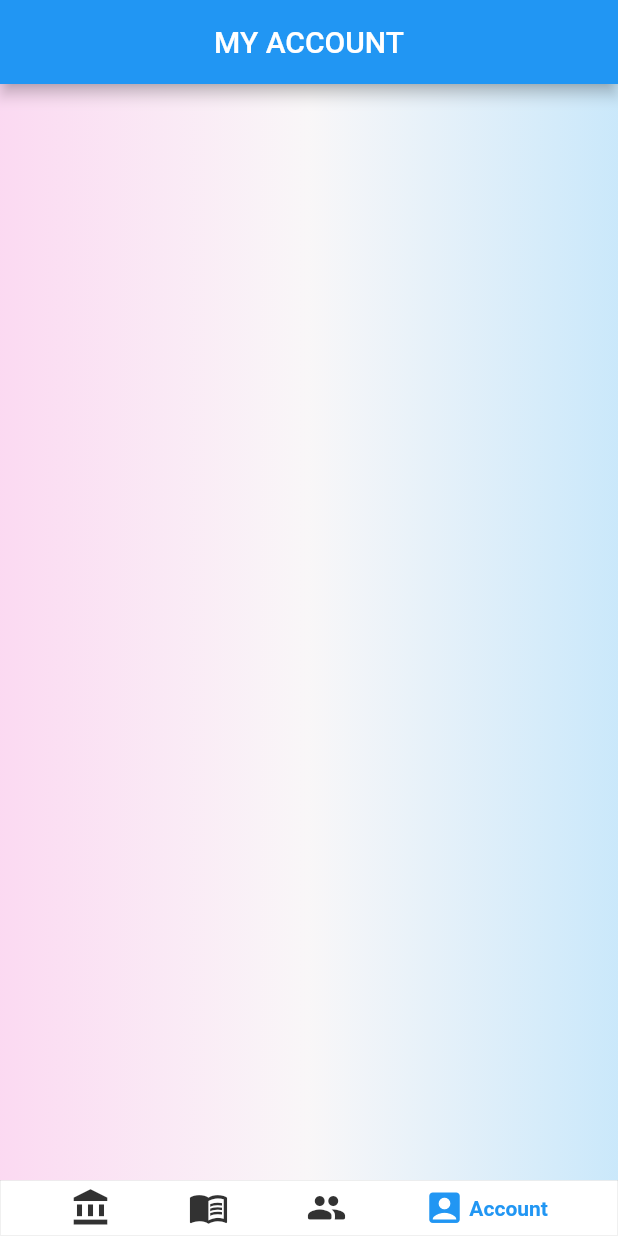
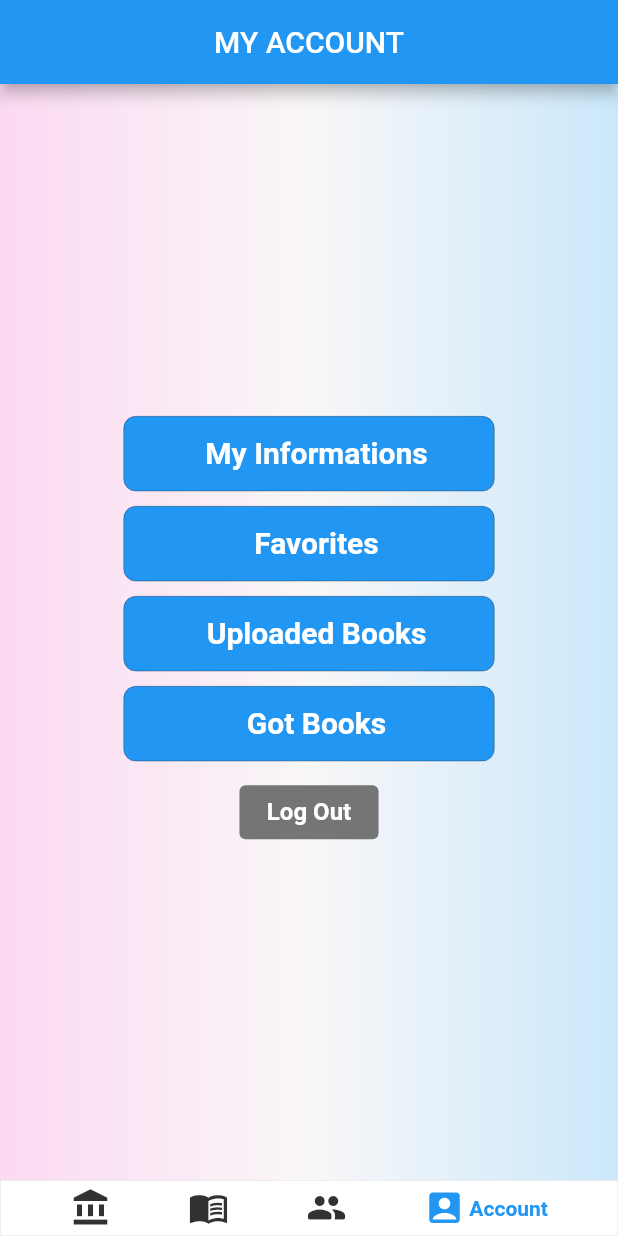
Before and after one commit to GTU-Ghostbusters/shelf_mobil_frontend, a Flutter app: the screen it shows after launch, item 4 of the bottom bar chosen, on a phone screen of 412 x 824 dp. Run offline on Flutter 3.47's test engine with Material 2 defaults, Android fonts, the phone set to English and light mode, and no system bars; drawn by our look-alikes of google_nav_bar; our stand-ins replace dotted_border, email_validator, image_picker, scroll_snap_list, toggle_switch; missing offline and left inert: wc_form_validators.

Commit message:
Added contents of My Account to AccountPage

```diff
--- a/lib/pages/account_page.dart
+++ b/lib/pages/account_page.dart
@@ -5,6 +5,13 @@ import 'signup_page.dart';
 
 class AccountPage extends StatefulWidget {
   const AccountPage({super.key});
+
+  static void changeLog() {
+    _AccountPageState.isLogged
+        ? _AccountPageState.isLogged = false
+        : _AccountPageState.isLogged = true;
+  }
+
   static bool isUserLogged() {
     return _AccountPageState.isLogged;
   }
@@ -19,10 +26,10 @@ class _AccountPageState extends State<AccountPage> {
   Widget build(BuildContext context) {
     return Scaffold(
       appBar: AppBar(
-          title: isLogged
-              ? const Text("MY ACCOUNT")
-              : const Text("USER MANAGMENT"),
-          centerTitle: true),
+        title:
+            isLogged ? const Text("MY ACCOUNT") : const Text("USER MANAGEMENT"),
+        centerTitle: true,
+      ),
       body: Container(
         padding: const EdgeInsets.all(10),
         decoration: const BoxDecoration(
@@ -35,10 +42,93 @@ class _AccountPageState extends State<AccountPage> {
             ],
           ),
         ),
-        child: Center(
-          child: isLogged
-              ? Column()
-              : Column(
+        child: isLogged
+            ? Center(
+                child: Column(
+                  mainAxisAlignment: MainAxisAlignment.center,
+                  children: [
+                    const SizedBox(height: 20),
+                    container(
+                      50,
+                      MediaQuery.of(context).size.width * 0.6,
+                      TextButton(
+                        onPressed: () {},
+                        child: const Text(
+                          "My Informations",
+                          style: TextStyle(
+                              color: Colors.white,
+                              fontSize: 20,
+                              fontWeight: FontWeight.w700),
+                        ),
+                      ),
+                    ),
+                    const SizedBox(height: 10),
+                    container(
+                      50,
+                      MediaQuery.of(context).size.width * 0.6,
+                      TextButton(
+                        onPressed: () {},
+                        child: const Text(
+                          "Favorites",
+                          style: TextStyle(
+                              color: Colors.white,
+                              fontSize: 20,
+                              fontWeight: FontWeight.w700),
+                        ),
+                      ),
+                    ),
+                    const SizedBox(height: 10),
+                    container(
+                      50,
+                      MediaQuery.of(context).size.width * 0.6,
+                      TextButton(
+                        onPressed: () {},
+                        child: const Text(
+                          "Uploaded Books",
+                          style: TextStyle(
+                              color: Colors.white,
+                              fontSize: 20,
+                              fontWeight: FontWeight.w700),
+                        ),
+                      ),
+                    ),
+                    const SizedBox(height: 10),
+                    container(
+                      50,
+                      MediaQuery.of(context).size.width * 0.6,
+                      TextButton(
+                        onPressed: () {},
+                        child: const Text(
+                          "Got Books",
+                          style: TextStyle(
+                              color: Colors.white,
+                              fontSize: 20,
+                              fontWeight: FontWeight.w700),
+                        ),
+                      ),
+                    ),
+                    const SizedBox(height: 10),
+                    TextButton(
+                      onPressed: () {},
+                      style: ButtonStyle(
+                          backgroundColor:
+                              MaterialStatePropertyAll(Colors.grey.shade600),
+                          fixedSize: MaterialStatePropertyAll(Size(
+                              MediaQuery.of(context).size.width * 0.225, 35))),
+                      child: const Text(
+                        "Log Out",
+                        style: TextStyle(
+                            color: Colors.white,
+                            fontSize: 16,
+                            fontWeight: FontWeight.w700),
+                      ),
+                    ),
+                    const SizedBox(height: 20),
+                  ],
+                ),
+              )
+            : Center(
+                child: Column(
                   mainAxisAlignment: MainAxisAlignment.end,
                   children: [
                     ElevatedButton(
@@ -92,8 +182,26 @@ class _AccountPageState extends State<AccountPage> {
                     )
                   ],
                 ),
-        ),
+              ),
       ),
     );
   }
+
+  Widget container(double height, double width, Widget child) {
+    return Container(
+      alignment: Alignment.topCenter,
+      padding: const EdgeInsets.only(left: 10),
+      decoration: BoxDecoration(
+        color: Theme.of(context).primaryColor,
+        border: Border.all(
+          width: 0.2,
+          color: Colors.black,
+        ),
+        borderRadius: BorderRadius.circular(8),
+      ),
+      height: height,
+      width: width,
+      child: child,
+    );
+  }
 }
--- a/lib/pages/login_page.dart
+++ b/lib/pages/login_page.dart
@@ -19,6 +19,7 @@ class _LoginPageState extends State<LoginPage> {
     return Scaffold(
       appBar: AppBar(
         title: const Text("LOGIN"),
+        centerTitle: true,
       ),
       body: Container(
         padding: const EdgeInsets.all(35),
--- a/lib/pages/signup_page.dart
+++ b/lib/pages/signup_page.dart
@@ -19,7 +19,7 @@ class _SignUpPageState extends State<SignUpPage> {
   Widget build(BuildContext context) {
     return Scaffold(
       appBar: AppBar(
-        title: const Text("SIGN UP"),
+        title: const Text("SIGN UP"), centerTitle: true,
       ),
       body: Container(
         padding: const EdgeInsets.all(35),
```
